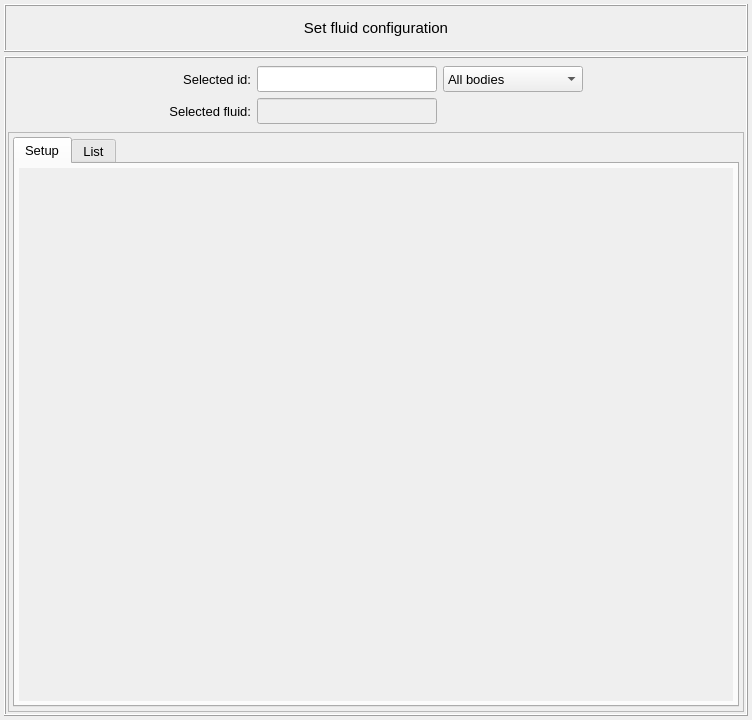
The window that vibra/interface/data/ui_files/model/fluid/set_fluid_inputs.ui (MOPT-UFSC/VIBRA) describes before a commit, drawn with Qt 5.
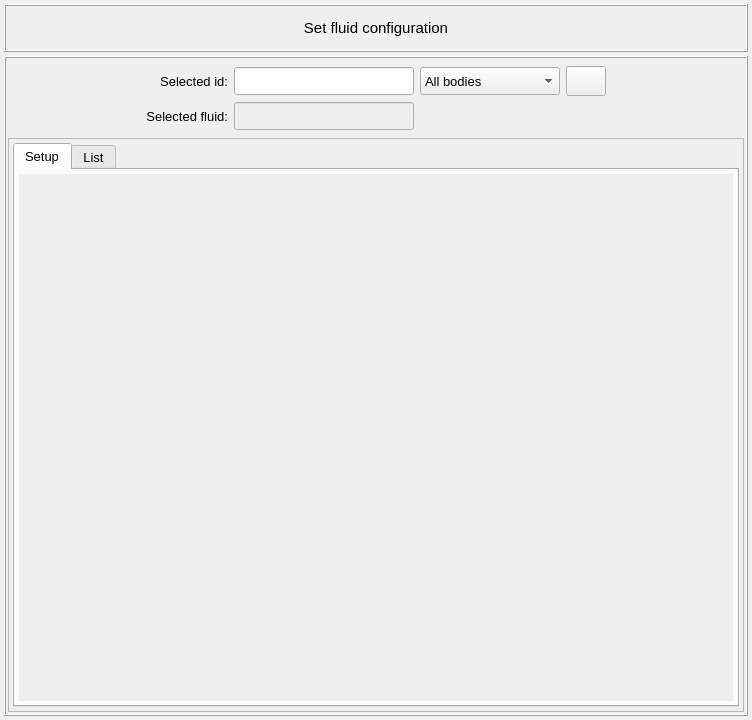
The same window after the commit. Icons and pictures are not drawn.

Commit message: Enable the group selection for fluids, materials, and porous material UI

```diff
--- a/vibra/interface/data/ui_files/model/fluid/set_fluid_inputs.ui
+++ b/vibra/interface/data/ui_files/model/fluid/set_fluid_inputs.ui
@@ -113,23 +113,52 @@
          <property name="bottomMargin">
           <number>6</number>
          </property>
-         <item row="1" column="1">
-          <widget class="QLabel" name="label_selected_fluid">
+         <item row="0" column="0">
+          <spacer name="horizontalSpacer_4">
+           <property name="orientation">
+            <enum>Qt::Orientation::Horizontal</enum>
+           </property>
+           <property name="sizeHint" stdset="0">
+            <size>
+             <width>40</width>
+             <height>20</height>
+            </size>
+           </property>
+          </spacer>
+         </item>
+         <item row="1" column="2">
+          <widget class="QLineEdit" name="lineEdit_selected_fluid_name">
+           <property name="enabled">
+            <bool>false</bool>
+           </property>
+           <property name="minimumSize">
+            <size>
+             <width>180</width>
+             <height>28</height>
+            </size>
+           </property>
+           <property name="maximumSize">
+            <size>
+             <width>180</width>
+             <height>28</height>
+            </size>
+           </property>
            <property name="font">
             <font>
-             <family>MS Shell Dlg 2</family>
              <pointsize>10</pointsize>
-             <bold>false</bold>
             </font>
            </property>
+           <property name="focusPolicy">
+            <enum>Qt::FocusPolicy::ClickFocus</enum>
+           </property>
+           <property name="styleSheet">
+            <string notr="true"/>
+           </property>
            <property name="text">
-            <string>Selected fluid:</string>
-           </property>
-           <property name="textFormat">
-            <enum>Qt::TextFormat::AutoText</enum>
+            <string/>
            </property>
            <property name="alignment">
-            <set>Qt::AlignmentFlag::AlignRight|Qt::AlignmentFlag::AlignTrailing|Qt::AlignmentFlag::AlignVCenter</set>
+            <set>Qt::AlignmentFlag::AlignCenter</set>
            </property>
           </widget>
          </item>
@@ -141,13 +170,13 @@
            <property name="minimumSize">
             <size>
              <width>180</width>
-             <height>26</height>
+             <height>28</height>
             </size>
            </property>
            <property name="maximumSize">
             <size>
              <width>180</width>
-             <height>26</height>
+             <height>28</height>
             </size>
            </property>
            <property name="font">
@@ -169,8 +198,65 @@
            </property>
           </widget>
          </item>
+         <item row="1" column="1">
+          <widget class="QLabel" name="label_selected_fluid">
+           <property name="minimumSize">
+            <size>
+             <width>0</width>
+             <height>28</height>
+            </size>
+           </property>
+           <property name="maximumSize">
+            <size>
+             <width>16777215</width>
+             <height>28</height>
+            </size>
+           </property>
+           <property name="font">
+            <font>
+             <family>MS Shell Dlg 2</family>
+             <pointsize>10</pointsize>
+             <bold>false</bold>
+            </font>
+           </property>
+           <property name="text">
+            <string>Selected fluid:</string>
+           </property>
+           <property name="textFormat">
+            <enum>Qt::TextFormat::AutoText</enum>
+           </property>
+           <property name="alignment">
+            <set>Qt::AlignmentFlag::AlignRight|Qt::AlignmentFlag::AlignTrailing|Qt::AlignmentFlag::AlignVCenter</set>
+           </property>
+          </widget>
+         </item>
+         <item row="0" column="5">
+          <spacer name="horizontalSpacer_3">
+           <property name="orientation">
+            <enum>Qt::Orientation::Horizontal</enum>
+           </property>
+           <property name="sizeHint" stdset="0">
+            <size>
+             <width>40</width>
+             <height>20</height>
+            </size>
+           </property>
+          </spacer>
+         </item>
          <item row="0" column="1">
           <widget class="QLabel" name="label_selected_id">
+           <property name="minimumSize">
+            <size>
+             <width>0</width>
+             <height>28</height>
+            </size>
+           </property>
+           <property name="maximumSize">
+            <size>
+             <width>16777215</width>
+             <height>28</height>
+            </size>
+           </property>
            <property name="font">
             <font>
              <family>MS Shell Dlg 2</family>
@@ -189,80 +275,18 @@
            </property>
           </widget>
          </item>
-         <item row="0" column="4">
-          <spacer name="horizontalSpacer_3">
-           <property name="orientation">
-            <enum>Qt::Orientation::Horizontal</enum>
-           </property>
-           <property name="sizeHint" stdset="0">
-            <size>
-             <width>40</width>
-             <height>20</height>
-            </size>
-           </property>
-          </spacer>
-         </item>
-         <item row="0" column="0">
-          <spacer name="horizontalSpacer_4">
-           <property name="orientation">
-            <enum>Qt::Orientation::Horizontal</enum>
-           </property>
-           <property name="sizeHint" stdset="0">
-            <size>
-             <width>40</width>
-             <height>20</height>
-            </size>
-           </property>
-          </spacer>
-         </item>
-         <item row="1" column="2">
-          <widget class="QLineEdit" name="lineEdit_selected_fluid_name">
-           <property name="enabled">
-            <bool>false</bool>
-           </property>
-           <property name="minimumSize">
-            <size>
-             <width>180</width>
-             <height>26</height>
-            </size>
-           </property>
-           <property name="maximumSize">
-            <size>
-             <width>180</width>
-             <height>26</height>
-            </size>
-           </property>
-           <property name="font">
-            <font>
-             <pointsize>10</pointsize>
-            </font>
-           </property>
-           <property name="focusPolicy">
-            <enum>Qt::FocusPolicy::ClickFocus</enum>
-           </property>
-           <property name="styleSheet">
-            <string notr="true"/>
-           </property>
-           <property name="text">
-            <string/>
-           </property>
-           <property name="alignment">
-            <set>Qt::AlignmentFlag::AlignCenter</set>
-           </property>
-          </widget>
-         </item>
          <item row="0" column="3">
           <widget class="QComboBox" name="comboBox_attribution_type">
            <property name="minimumSize">
             <size>
              <width>140</width>
-             <height>26</height>
+             <height>28</height>
             </size>
            </property>
            <property name="maximumSize">
             <size>
              <width>16777215</width>
-             <height>26</height>
+             <height>28</height>
             </size>
            </property>
            <property name="font">
@@ -282,6 +306,55 @@
            </item>
           </widget>
          </item>
+         <item row="0" column="4">
+          <widget class="QPushButton" name="pushButton_select_group">
+           <property name="minimumSize">
+            <size>
+             <width>40</width>
+             <height>30</height>
+            </size>
+           </property>
+           <property name="maximumSize">
+            <size>
+             <width>40</width>
+             <height>30</height>
+            </size>
+           </property>
+           <property name="font">
+            <font>
+             <family>MS Shell Dlg 2</family>
+             <pointsize>11</pointsize>
+             <italic>false</italic>
+             <bold>true</bold>
+            </font>
+           </property>
+           <property name="toolTip">
+            <string>&lt;html&gt;&lt;head/&gt;&lt;body&gt;&lt;p&gt;&lt;span style=&quot; font-size:10pt; font-weight:400;&quot;&gt;Show the created groups&lt;/span&gt;&lt;/p&gt;&lt;/body&gt;&lt;/html&gt;</string>
+           </property>
+           <property name="styleSheet">
+            <string notr="true"/>
+           </property>
+           <property name="text">
+            <string/>
+           </property>
+           <property name="icon">
+            <iconset resource="../../../icons/dark_theme/resources.qrc">
+             <normaloff>:/icons/selection_icon.png</normaloff>:/icons/selection_icon.png</iconset>
+           </property>
+           <property name="iconSize">
+            <size>
+             <width>20</width>
+             <height>20</height>
+            </size>
+           </property>
+           <property name="autoDefault">
+            <bool>false</bool>
+           </property>
+           <property name="flat">
+            <bool>false</bool>
+           </property>
+          </widget>
+         </item>
         </layout>
        </widget>
       </item>
@@ -350,7 +423,7 @@
                   <x>0</x>
                   <y>0</y>
                   <width>712</width>
-                  <height>532</height>
+                  <height>526</height>
                  </rect>
                 </property>
                </widget>
```
Left out of the diff: 2 changed lines with no effect on the pictures. The commit also changes 10 other files.
